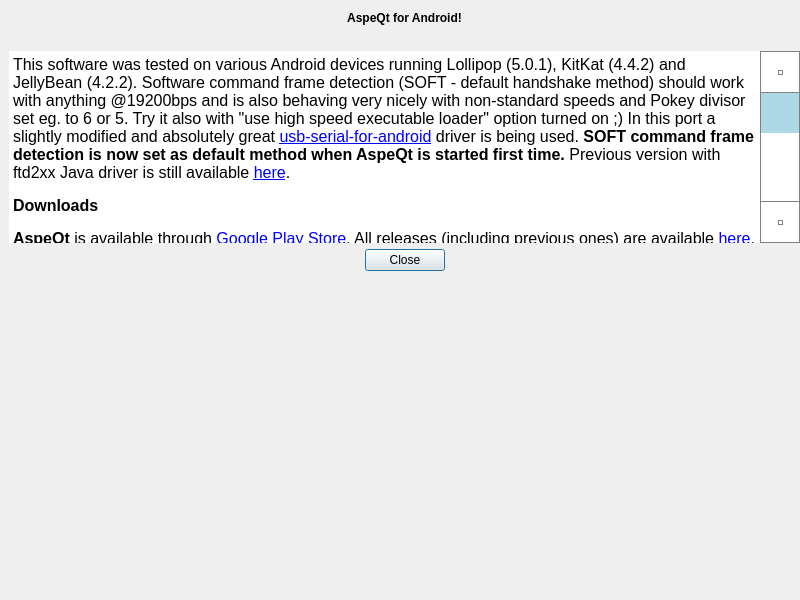
Above: aboutdialog.ui from greblus/aspeqt before the change. Below: the same form after it.
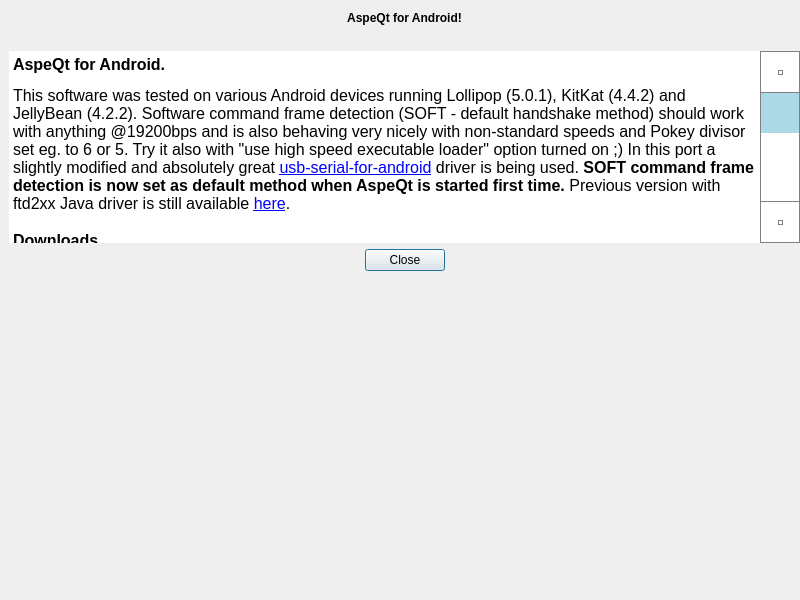
That is the form after the change.

Commit message: Fixed links in about and help dialogs.

```diff
--- a/aboutdialog.ui
+++ b/aboutdialog.ui
@@ -165,11 +165,12 @@
 &lt;html&gt;&lt;head&gt;&lt;meta name=&quot;qrichtext&quot; content=&quot;1&quot; /&gt;&lt;style type=&quot;text/css&quot;&gt;
 p, li { white-space: pre-wrap; }
 &lt;/style&gt;&lt;/head&gt;&lt;body style=&quot; font-family:'MS Shell Dlg 2'; font-size:8.25pt; font-weight:400; font-style:normal;&quot;&gt;
+&lt;p style=&quot; margin-top:18px; margin-bottom:12px; margin-left:0px; margin-right:0px; -qt-block-indent:0; text-indent:0px;&quot;&gt;&lt;span style=&quot; font-size:12pt; font-weight:600;&quot;&gt;AspeQt for Android.&lt;/span&gt;&lt;/p&gt;
 &lt;p style=&quot; margin-top:0px; margin-bottom:0px; margin-left:0px; margin-right:0px; -qt-block-indent:0; text-indent:0px;&quot;&gt;&lt;span style=&quot; font-size:12pt;&quot;&gt;This software was tested on various Android devices running Lollipop (5.0.1), KitKat (4.4.2) and JellyBean (4.2.2). Software command frame detection (SOFT - default handshake method) should work with anything @19200bps and is also behaving very nicely with non-standard speeds and Pokey divisor set eg. to 6 or 5. Try it also with &amp;quot;use high speed executable loader&amp;quot; option turned on ;) In this port a slightly modified and absolutely great &lt;/span&gt;&lt;a href=&quot;https://github.com/greblus/usb-serial-for-android&quot;&gt;&lt;span style=&quot; font-size:12pt; text-decoration: underline; color:#0000ff;&quot;&gt;usb-serial-for-android&lt;/span&gt;&lt;/a&gt;&lt;span style=&quot; font-size:12pt;&quot;&gt; driver is being used. &lt;/span&gt;&lt;span style=&quot; font-size:12pt; font-weight:600;&quot;&gt;SOFT command frame detection is now set as default method when AspeQt is started first time.&lt;/span&gt;&lt;span style=&quot; font-size:12pt;&quot;&gt; Previous version with ftd2xx Java driver is still available &lt;/span&gt;&lt;a href=&quot;https://github.com/greblus/aspeqt/tree/ftd2xx&quot;&gt;&lt;span style=&quot; font-size:12pt; text-decoration: underline; color:#0000ff;&quot;&gt;here&lt;/span&gt;&lt;/a&gt;&lt;span style=&quot; font-size:12pt;&quot;&gt;. &lt;/span&gt;&lt;/p&gt;
-&lt;p style=&quot; margin-top:14px; margin-bottom:12px; margin-left:0px; margin-right:0px; -qt-block-indent:0; text-indent:0px;&quot;&gt;&lt;span style=&quot; font-size:12pt; font-weight:600;&quot;&gt;Downloads&lt;/span&gt;&lt;span style=&quot; font-size:12pt;&quot;&gt; &lt;/span&gt;&lt;/p&gt;
-&lt;p style=&quot; margin-top:14px; margin-bottom:12px; margin-left:0px; margin-right:0px; -qt-block-indent:0; text-indent:0px;&quot;&gt;&lt;span style=&quot; font-size:12pt; font-weight:600;&quot;&gt;AspeQt&lt;/span&gt;&lt;span style=&quot; font-size:12pt;&quot;&gt; is available through &lt;/span&gt;&lt;a href=&quot;https://play.google.com/store/search?q=aspeqt&quot;&gt;&lt;span style=&quot; font-size:12pt; text-decoration: underline; color:#0000ff;&quot;&gt;Google Play Store&lt;/span&gt;&lt;/a&gt;&lt;span style=&quot; font-size:12pt;&quot;&gt;. All releases (including previous ones) are available &lt;/span&gt;&lt;a href=&quot;https://github.com/greblus/aspeqt/releases&quot;&gt;&lt;span style=&quot; font-size:12pt; text-decoration: underline; color:#0000ff;&quot;&gt;here&lt;/span&gt;&lt;/a&gt;&lt;span style=&quot; font-size:12pt;&quot;&gt;. &lt;/span&gt;&lt;span style=&quot; font-size:12pt; font-weight:600;&quot;&gt;Lastest compiled apk&lt;/span&gt;&lt;span style=&quot; font-size:12pt;&quot;&gt; is always &lt;/span&gt;&lt;a href=&quot;https://github.com/greblus/aspeqt/raw/android/android/apk/aspeqt.apk&quot;&gt;&lt;span style=&quot; font-size:12pt; text-decoration: underline; color:#0000ff;&quot;&gt;here&lt;/span&gt;&lt;/a&gt;&lt;span style=&quot; font-size:12pt;&quot;&gt;. And of course all apk files which were uploaded to android/apk can be found in the repo (there is a &amp;quot;Browse Files&amp;quot; button which will show you a snapshot of the repository at a time of the particular commit). What doesn't work yet? Loading atr files stalls occassionally in DSR handshaking mode. Haven't noticed it in SOFT mode. Hopefully Will fix it soon. &lt;/span&gt;&lt;/p&gt;
-&lt;p style=&quot; margin-top:14px; margin-bottom:12px; margin-left:0px; margin-right:0px; -qt-block-indent:0; text-indent:0px;&quot;&gt;&lt;span style=&quot; font-size:12pt; font-weight:600;&quot;&gt;What's necessary to use it:&lt;/span&gt;&lt;span style=&quot; font-size:12pt;&quot;&gt; &lt;/span&gt;&lt;/p&gt;
-&lt;ul style=&quot;margin-top: 0px; margin-bottom: 0px; margin-left: 0px; margin-right: 0px; -qt-list-indent: 1;&quot;&gt;&lt;li style=&quot; font-size:12pt;&quot; style=&quot; margin-top:12px; margin-bottom:0px; margin-left:0px; margin-right:0px; -qt-block-indent:0; text-indent:0px;&quot;&gt;Android device with USB Host Support. Check USB Host Support with this tool. &lt;/li&gt;
+&lt;p style=&quot; margin-top:18px; margin-bottom:12px; margin-left:0px; margin-right:0px; -qt-block-indent:0; text-indent:0px;&quot;&gt;&lt;span style=&quot; font-size:12pt; font-weight:600;&quot;&gt;Downloads&lt;/span&gt;&lt;span style=&quot; font-size:12pt;&quot;&gt; &lt;/span&gt;&lt;/p&gt;
+&lt;p style=&quot; margin-top:18px; margin-bottom:12px; margin-left:0px; margin-right:0px; -qt-block-indent:0; text-indent:0px;&quot;&gt;&lt;span style=&quot; font-size:12pt; font-weight:600;&quot;&gt;AspeQt&lt;/span&gt;&lt;span style=&quot; font-size:12pt;&quot;&gt; is available through &lt;/span&gt;&lt;a href=&quot;https://play.google.com/store/search?q=aspeqt&quot;&gt;&lt;span style=&quot; font-size:12pt; text-decoration: underline; color:#0000ff;&quot;&gt;Google Play Store&lt;/span&gt;&lt;/a&gt;&lt;span style=&quot; font-size:12pt;&quot;&gt;. All releases (including previous ones) are available &lt;/span&gt;&lt;a href=&quot;https://github.com/greblus/aspeqt/releases&quot;&gt;&lt;span style=&quot; font-size:12pt; text-decoration: underline; color:#0000ff;&quot;&gt;here&lt;/span&gt;&lt;/a&gt;&lt;span style=&quot; font-size:12pt;&quot;&gt;. &lt;/span&gt;&lt;span style=&quot; font-size:12pt; font-weight:600;&quot;&gt;Lastest compiled apk&lt;/span&gt;&lt;span style=&quot; font-size:12pt;&quot;&gt; is always &lt;/span&gt;&lt;a href=&quot;https://github.com/greblus/aspeqt/raw/android/android/apk/aspeqt.apk&quot;&gt;&lt;span style=&quot; font-size:12pt; text-decoration: underline; color:#0000ff;&quot;&gt;here&lt;/span&gt;&lt;/a&gt;&lt;span style=&quot; font-size:12pt;&quot;&gt;. And of course all apk files which were uploaded to android/apk can be found in the repo (there is a &amp;quot;Browse Files&amp;quot; button which will show you a snapshot of the repository at a time of the particular commit). What doesn't work yet? Loading atr files stalls occassionally in DSR handshaking mode. Haven't noticed it in SOFT mode. Hopefully Will fix it soon. &lt;/span&gt;&lt;/p&gt;
+&lt;p style=&quot; margin-top:18px; margin-bottom:12px; margin-left:0px; margin-right:0px; -qt-block-indent:0; text-indent:0px;&quot;&gt;&lt;span style=&quot; font-size:12pt; font-weight:600;&quot;&gt;What's necessary to use it:&lt;/span&gt;&lt;span style=&quot; font-size:12pt;&quot;&gt; &lt;/span&gt;&lt;/p&gt;
+&lt;ul style=&quot;margin-top: 0px; margin-bottom: 0px; margin-left: 0px; margin-right: 0px; -qt-list-indent: 1;&quot;&gt;&lt;li style=&quot; font-size:8pt;&quot; style=&quot; margin-top:12px; margin-bottom:0px; margin-left:0px; margin-right:0px; -qt-block-indent:0; text-indent:0px;&quot;&gt;&lt;span style=&quot; font-size:12pt;&quot;&gt;Android device with USB Host Support. Check USB Host Support with this tool. &lt;/span&gt;&lt;/li&gt;
 &lt;li style=&quot; font-size:12pt;&quot; style=&quot; margin-top:0px; margin-bottom:0px; margin-left:0px; margin-right:0px; -qt-block-indent:0; text-indent:0px;&quot;&gt;OTG cable. &lt;/li&gt;
 &lt;li style=&quot; font-size:12pt;&quot; style=&quot; margin-top:0px; margin-bottom:0px; margin-left:0px; margin-right:0px; -qt-block-indent:0; text-indent:0px;&quot;&gt;Sio2PC-USB converter. I recommend &lt;a href=&quot;http://lotharek.pl/product.php?pid=98&quot;&gt;&lt;span style=&quot; text-decoration: underline; color:#0000ff;&quot;&gt;this one made by Lotharek&lt;/span&gt;&lt;/a&gt;.&lt;/li&gt;
 &lt;li style=&quot; font-size:12pt;&quot; style=&quot; margin-top:0px; margin-bottom:0px; margin-left:0px; margin-right:0px; -qt-block-indent:0; text-indent:0px;&quot;&gt;AspeQt for Android should work on anything starting from 3.1. I've tested it on Lark FreeMe 8&amp;quot; Android 4.2.2 tablet, Kazam 345 &amp;amp; Kazam Tornado phones with KitKat 4.4, Lenovo Tab 2 A10-70L and Lenovo Tab 2 A7 tablets with Lollipop 5.0.1&lt;/li&gt;
@@ -177,15 +178,15 @@
 &lt;li style=&quot; font-size:12pt;&quot; style=&quot; margin-top:0px; margin-bottom:0px; margin-left:0px; margin-right:0px; -qt-block-indent:0; text-indent:0px;&quot;&gt;&lt;span style=&quot; font-weight:600;&quot;&gt;No drivers necessary.&lt;/span&gt; usb-serial-for-android java driver is in the package.&lt;/li&gt;
 &lt;li style=&quot; font-size:12pt;&quot; style=&quot; margin-top:0px; margin-bottom:12px; margin-left:0px; margin-right:0px; -qt-block-indent:0; text-indent:0px;&quot;&gt;After you connect the SIO2PC-USB to your Android device it'll automatically launch AspeQt. If you have SIO2PC-USB from Lotharek, select SOFT or DSR flow control method and set speed to 19200bps first, to see if it works at all. Feel free to experiment with higher speeds and Pokey divisors (HiSpeed OS, SDX or Qmeg is required for fast SIO routines).&lt;/li&gt;&lt;/ul&gt;
 &lt;p style=&quot; margin-top:0px; margin-bottom:0px; margin-left:0px; margin-right:0px; -qt-block-indent:0; text-indent:0px;&quot;&gt;&lt;span style=&quot; font-size:12pt;&quot;&gt;Alternatively (on an unmodified Atari) it's enough to mount the folder with xex files and copy these two files: $boot.bin and picodos.sys which can be dowloaded &lt;/span&gt;&lt;a href=&quot;https://github.com/greblus/aspeqt/tree/android/%24bootpic&quot;&gt;&lt;span style=&quot; font-size:12pt; text-decoration: underline; color:#0000ff;&quot;&gt;from here&lt;/span&gt;&lt;/a&gt;&lt;span style=&quot; font-size:12pt;&quot;&gt;. This way all xex files, e.g. just downloaded from the internet on your mobile or tablet) to some mounted folder eg. Download/Atari can be nicely loaded in high speed using MyPicoDos. All you have to do is to boot your Atari from this folder. Speed greatly depends on your CPU possibilities and I/O performance, but Pokey divisor 6 works nicely on dual core 1.2GHz RK3066. &lt;/span&gt;&lt;/p&gt;
-&lt;p style=&quot; margin-top:14px; margin-bottom:12px; margin-left:0px; margin-right:0px; -qt-block-indent:0; text-indent:0px;&quot;&gt;&lt;a href=&quot;https://www.youtube.com/watch?v=GEkwZM_Cr_M&amp;amp;list=PL_0_k9JuZLPiox8zAklF3qvG3SbsZ08g8&quot;&gt;&lt;span style=&quot; font-size:12pt; font-weight:600; text-decoration: underline; color:#0000ff;&quot;&gt;Videos of AspeQt on Android&lt;/span&gt;&lt;/a&gt;&lt;span style=&quot; font-size:12pt;&quot;&gt; &lt;/span&gt;&lt;/p&gt;
-&lt;p style=&quot; margin-top:14px; margin-bottom:12px; margin-left:0px; margin-right:0px; -qt-block-indent:0; text-indent:0px;&quot;&gt;&lt;span style=&quot; font-size:12pt; font-weight:600;&quot;&gt;Summary&lt;/span&gt;&lt;/p&gt;
+&lt;p style=&quot; margin-top:16px; margin-bottom:12px; margin-left:0px; margin-right:0px; -qt-block-indent:0; text-indent:0px;&quot;&gt;&lt;a href=&quot;https://www.youtube.com/watch?v=GEkwZM_Cr_M&amp;amp;list=PL_0_k9JuZLPiox8zAklF3qvG3SbsZ08g8&quot;&gt;&lt;span style=&quot; font-size:12pt; text-decoration: underline; color:#0000ff;&quot;&gt;Videos of AspeQt on Android&lt;/span&gt;&lt;/a&gt;&lt;span style=&quot; font-size:12pt;&quot;&gt; &lt;/span&gt;&lt;/p&gt;
+&lt;p style=&quot; margin-top:18px; margin-bottom:12px; margin-left:0px; margin-right:0px; -qt-block-indent:0; text-indent:0px;&quot;&gt;&lt;span style=&quot; font-size:12pt; font-weight:600;&quot;&gt;Summary&lt;/span&gt;&lt;/p&gt;
 &lt;p style=&quot; margin-top:0px; margin-bottom:0px; margin-left:0px; margin-right:0px; -qt-block-indent:0; text-indent:0px;&quot;&gt;&lt;span style=&quot; font-size:12pt;&quot;&gt;AspeQt emulates Atari SIO peripherals when connected to an Atari 8-bit computer with an SIO2PC cable. In that respect it's similar to programs like APE and Atari810. The main difference is that it's free (unlike APE) and it's cross-platform (unlike Atari810 and APE). &lt;/span&gt;&lt;/p&gt;
-&lt;p style=&quot; margin-top:14px; margin-bottom:12px; margin-left:0px; margin-right:0px; -qt-block-indent:0; text-indent:0px;&quot;&gt;&lt;span style=&quot; font-size:12pt; font-weight:600;&quot;&gt;License (see license.txt file for more details)&lt;/span&gt;&lt;/p&gt;
+&lt;p style=&quot; margin-top:18px; margin-bottom:12px; margin-left:0px; margin-right:0px; -qt-block-indent:0; text-indent:0px;&quot;&gt;&lt;span style=&quot; font-size:12pt; font-weight:600;&quot;&gt;License (see license.txt file for more details)&lt;/span&gt;&lt;/p&gt;
 &lt;p style=&quot; margin-top:0px; margin-bottom:0px; margin-left:0px; margin-right:0px; -qt-block-indent:0; text-indent:0px;&quot;&gt;&lt;span style=&quot; font-size:12pt;&quot;&gt;Original code up to version 0.6.0 Copyright 2009 by Fatih Aygün.&lt;br /&gt;Updates since v0.6.0 Copyright 2012 by Ray Ataergin.&lt;br /&gt;Android port of aspeqt-1.0.0.Preview_6 by Wiktor Grebla.&lt;br /&gt;You can freely copy, use, modify and distribute it under the GPL 2.0 license. Please see license.txt for details. &lt;br /&gt;Qt libraries: Copyright by The Qt Company. &lt;br /&gt;usb-serial-for-Android with support for FTDI chips is based &lt;/span&gt;&lt;a href=&quot;https://github.com/mik3y/usb-serial-for-android&quot;&gt;&lt;span style=&quot; font-size:12pt; text-decoration: underline; color:#0000ff;&quot;&gt;on this project&lt;/span&gt;&lt;/a&gt;&lt;span style=&quot; font-size:12pt;&quot;&gt;. &lt;br /&gt;&lt;/span&gt;&lt;a href=&quot;http://tango.freedesktop.org/Tango_Icon_Library&quot;&gt;&lt;span style=&quot; font-size:12pt; text-decoration: underline; color:#0000ff;&quot;&gt;Tango Icons&lt;/span&gt;&lt;/a&gt;&lt;span style=&quot; font-size:12pt;&quot;&gt;. &lt;br /&gt;High speed code used in the EXE loader was written by Matthias Reichl &lt;/span&gt;&lt;a href=&quot;mailto:hias@horus.com&quot;&gt;&lt;span style=&quot; font-size:12pt; text-decoration: underline; color:#0000ff;&quot;&gt;hias@horus.com&lt;/span&gt;&lt;/a&gt;&lt;span style=&quot; font-size:12pt;&quot;&gt;. &lt;br /&gt;&lt;/span&gt;&lt;a href=&quot;http://www.scorchworks.com/Blog/simple-file-dialog-for-android-applications/&quot;&gt;&lt;span style=&quot; font-size:12pt; text-decoration: underline; color:#0000ff;&quot;&gt;Simple Filedialog for Android.&lt;/span&gt;&lt;/a&gt;&lt;span style=&quot; font-size:12pt;&quot;&gt; &lt;br /&gt;&lt;/span&gt;&lt;/p&gt;
-&lt;p style=&quot; margin-top:14px; margin-bottom:12px; margin-left:0px; margin-right:0px; -qt-block-indent:0; text-indent:0px;&quot;&gt;&lt;span style=&quot; font-size:12pt; font-weight:600;&quot;&gt;Questions about this Android port? &lt;/span&gt;&lt;/p&gt;
+&lt;p style=&quot; margin-top:18px; margin-bottom:12px; margin-left:0px; margin-right:0px; -qt-block-indent:0; text-indent:0px;&quot;&gt;&lt;span style=&quot; font-size:12pt; font-weight:600;&quot;&gt;Questions about this Android port? Drop me an e-mail ;)&lt;/span&gt;&lt;/p&gt;
 &lt;p style=&quot; margin-top:0px; margin-bottom:0px; margin-left:0px; margin-right:0px; -qt-block-indent:0; text-indent:0px;&quot;&gt;&lt;span style=&quot; font-size:12pt;&quot;&gt;Wiktor Grebla: &lt;/span&gt;&lt;a href=&quot;mailto:greblus@gmail.com&quot;&gt;&lt;span style=&quot; font-size:12pt; text-decoration: underline; color:#0000ff;&quot;&gt;greblus@gmail.com&lt;/span&gt;&lt;/a&gt;&lt;span style=&quot; font-size:12pt;&quot;&gt; &lt;/span&gt;&lt;/p&gt;
-&lt;p style=&quot; margin-top:14px; margin-bottom:12px; margin-left:0px; margin-right:0px; -qt-block-indent:0; text-indent:0px;&quot;&gt;&lt;span style=&quot; font-size:12pt; font-weight:600;&quot;&gt;SIO2PC-USB adapters:&lt;/span&gt;&lt;/p&gt;
-&lt;p style=&quot; margin-top:0px; margin-bottom:0px; margin-left:0px; margin-right:0px; -qt-block-indent:0; text-indent:0px;&quot;&gt;&lt;span style=&quot; font-size:12pt;&quot;&gt;For SIO2PC-USB hardware purchase visit: &lt;/span&gt;&lt;a href=&quot;www.lotharek.pl&quot;&gt;&lt;span style=&quot; font-size:12pt; text-decoration: underline; color:#0000ff;&quot;&gt;www.lotharek.pl&lt;/span&gt;&lt;/a&gt;&lt;span style=&quot; font-size:12pt;&quot;&gt; or: &lt;/span&gt;&lt;a href=&quot;http://www.atari8warez.com/&quot;&gt;&lt;span style=&quot; font-size:12pt; text-decoration: underline; color:#0000ff;&quot;&gt;http://www.atari8warez.com/&lt;/span&gt;&lt;/a&gt;&lt;span style=&quot; font-size:12pt;&quot;&gt; &lt;/span&gt;&lt;/p&gt;&lt;/body&gt;&lt;/html&gt;</string>
+&lt;p style=&quot; margin-top:18px; margin-bottom:12px; margin-left:0px; margin-right:0px; -qt-block-indent:0; text-indent:0px;&quot;&gt;&lt;span style=&quot; font-size:12pt; font-weight:600;&quot;&gt;SIO2PC-USB adapters:&lt;/span&gt;&lt;/p&gt;
+&lt;p style=&quot; margin-top:0px; margin-bottom:0px; margin-left:0px; margin-right:0px; -qt-block-indent:0; text-indent:0px;&quot;&gt;&lt;span style=&quot; font-size:12pt;&quot;&gt;For SIO2PC-USB hardware purchase visit: &lt;/span&gt;&lt;a href=&quot;http://www.lotharek.pl&quot;&gt;&lt;span style=&quot; font-size:12pt; text-decoration: underline; color:#0000ff;&quot;&gt;www.lotharek.pl&lt;/span&gt;&lt;/a&gt;&lt;span style=&quot; font-size:12pt;&quot;&gt; or: &lt;/span&gt;&lt;a href=&quot;http://www.atari8warez.com&quot;&gt;&lt;span style=&quot; font-size:12pt; text-decoration: underline; color:#0000ff;&quot;&gt;http://www.atari8warez.com/&lt;/span&gt;&lt;/a&gt;&lt;span style=&quot; font-size:12pt;&quot;&gt; &lt;/span&gt;&lt;/p&gt;&lt;/body&gt;&lt;/html&gt;</string>
      </property>
      <property name="textInteractionFlags">
       <set>Qt::LinksAccessibleByKeyboard|Qt::LinksAccessibleByMouse</set>
```
Left out of the diff: 3 changed lines with no effect on the pictures. The commit also changes 5 other files.
